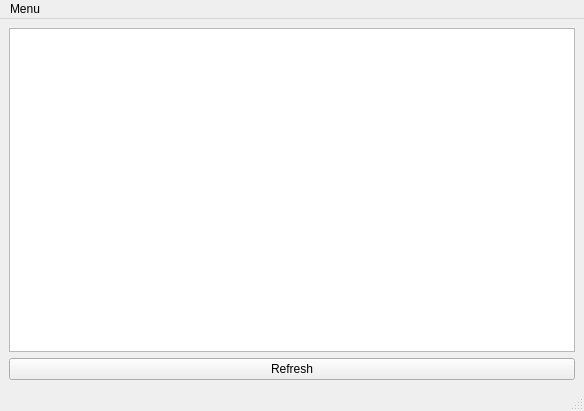
The window that untitled.ui (mcgillij/FeedPy) describes before a commit, drawn with Qt 5.
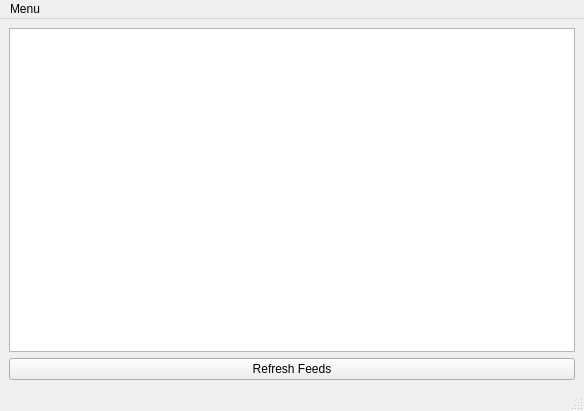
The same window after the commit.

What changed in the file:
```diff
--- a/untitled.ui
+++ b/untitled.ui
@@ -34,7 +34,7 @@
     <item row="3" column="0">
      <widget class="QPushButton" name="pushRefreshButton">
       <property name="text">
-       <string>Refresh</string>
+       <string>Refresh Feeds</string>
       </property>
      </widget>
     </item>
```
